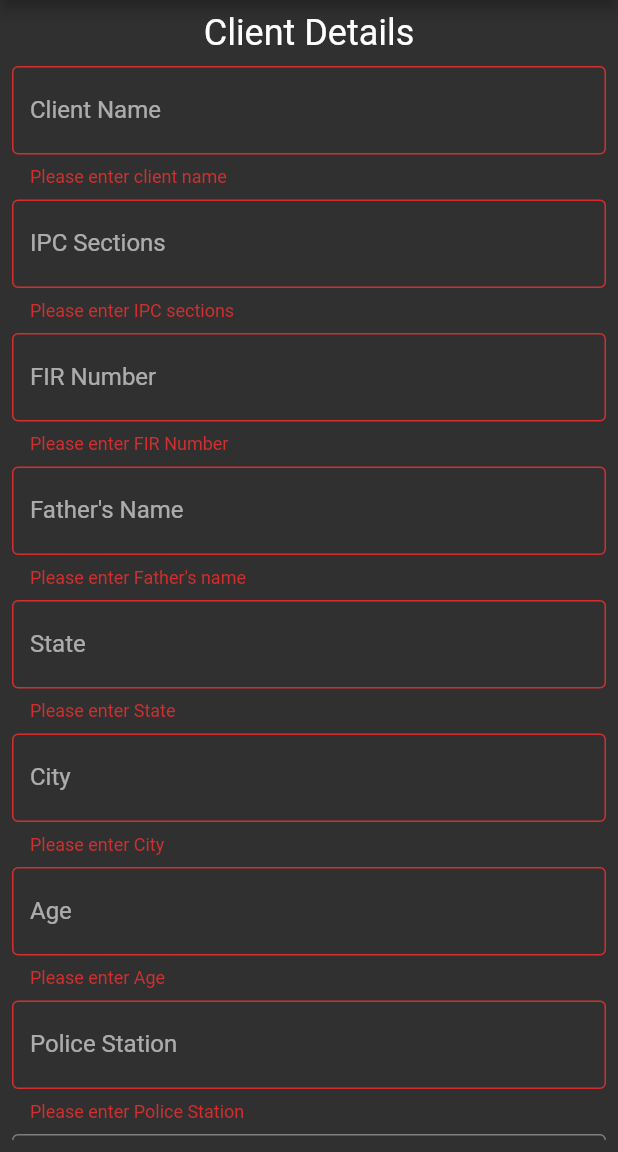
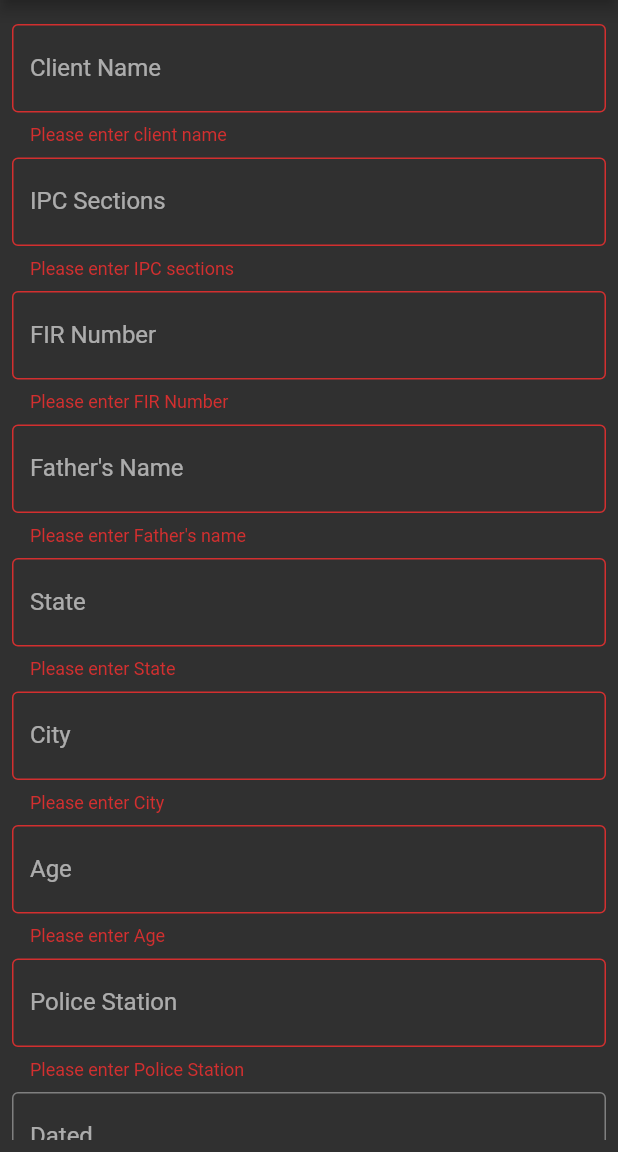
Before and after one commit to harshitsinghcode/law_help_falcon, a Flutter app: the BailGenerationPage screen opened directly, after a tap on "Generate PDF", on a phone screen of 412 x 824 dp, the part 84-1236 px from its top. Run offline on Flutter 3.47's test engine with Material 2 defaults, Android fonts, the phone set to English and light mode, and no system bars; our stand-ins replace animated_text_kit, bubble, cloud_firestore, dot_navigation_bar, expansion_tile_card, file_picker and 7 more; missing offline and left inert: dialogflow_flutter, in_app_webview, read_pdf_text, syncfusion_flutter_pdfviewer; accounts and stored records are empty; project files that could hold a hidden picture were left out.

```diff
--- a/lib/screens/stakeholders/lawyer/cardScreens/bailApp.dart
+++ b/lib/screens/stakeholders/lawyer/cardScreens/bailApp.dart
@@ -4,7 +4,6 @@ import 'package:flutter/material.dart';
 import 'package:law_help/screens/stakeholders/lawyer/cardScreens/pdf_view.dart';
 import 'package:path_provider/path_provider.dart';
 import 'package:pdf/widgets.dart' as pw;
-import 'package:flutter_pdfview/flutter_pdfview.dart';
 
 class BailGenerationPage extends StatefulWidget {
   const BailGenerationPage({super.key});
@@ -173,11 +172,6 @@ class _BailGenerationPageState extends State<BailGenerationPage> {
         padding: const EdgeInsets.all(8.0),
         child: ListView(
           children: <Widget>[
-            const Text(
-              'Client Details',
-              style: TextStyle(fontSize: 24.0),
-              textAlign: TextAlign.center,
-            ),
             const SizedBox(height: 8.0),
             Form(
               key: _formKey,
```
Also changed, not shown: lib/screens/stakeholders/lawyer/cardScreens/vakNam.dart (+10 -23 lines), lib/screens/stakeholders/lawyer/lawyer_doc.dart (+0 -9 lines).
